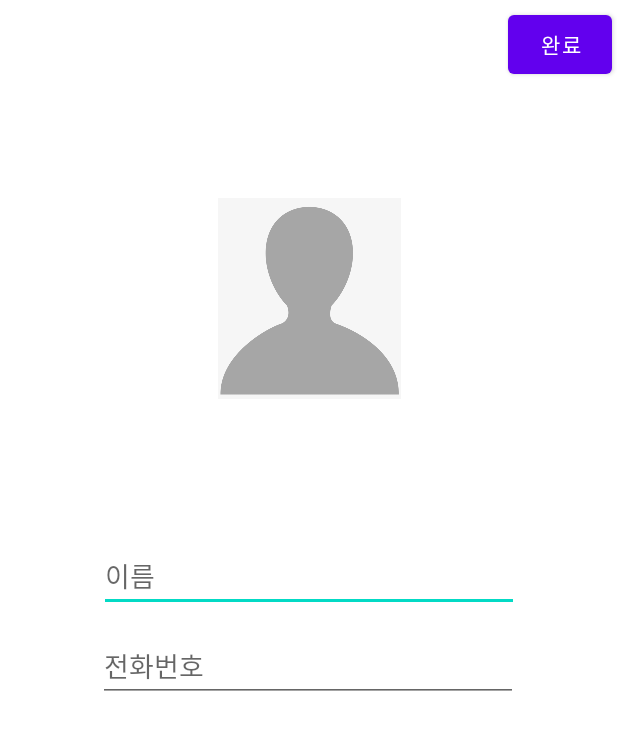
After one commit to kong430/Madcamp1_2, an Android app: the PlusActivity screen opened directly, with no data from a screen before it, on a phone screen of 412 x 824 dp. The commit adds this screen. Shown: the top 730 px of the screen. Run offline under Robolectric (Android 15) with nearby library versions, the phone set to English and light mode, and no system bars.

```diff
--- a/app/build.gradle
+++ b/app/build.gradle
@@ -29,7 +29,7 @@ android {
 }
 
 dependencies {
-
+    implementation 'androidx.swiperefreshlayout:swiperefreshlayout:1.1.0'
     implementation 'androidx.appcompat:appcompat:1.3.0'
     implementation 'com.google.android.material:material:1.3.0'
     implementation 'androidx.constraintlayout:constraintlayout:2.0.4'
--- a/app/src/main/AndroidManifest.xml
+++ b/app/src/main/AndroidManifest.xml
@@ -1,6 +1,8 @@
 <?xml version="1.0" encoding="utf-8"?>
 <manifest xmlns:android="http://schemas.android.com/apk/res/android"
     package="com.example.madcamp1_2_2">
+    <uses-permission android:name="android.permission.READ_CONTACTS" />
+    <uses-permission android:name="android.permission.WRITE_CONTACTS" />
 
     <application
         android:allowBackup="true"
@@ -9,6 +11,7 @@
         android:roundIcon="@mipmap/ic_launcher_round"
         android:supportsRtl="true"
         android:theme="@style/Theme.Madcamp1_2_2">
+        <activity android:name=".PlusActivity"></activity>
         <activity android:name=".MainActivity">
             <intent-filter>
                 <action android:name="android.intent.action.MAIN" />
--- a/app/src/main/res/layout/activity_main.xml
+++ b/app/src/main/res/layout/activity_main.xml
@@ -17,17 +17,17 @@
         <com.google.android.material.tabs.TabItem
             android:layout_width="wrap_content"
             android:layout_height="wrap_content"
-            android:text="CONTACT" />
+            android:text="@string/contact" />
 
         <com.google.android.material.tabs.TabItem
             android:layout_width="wrap_content"
             android:layout_height="wrap_content"
-            android:text="GALLERY" />
+            android:text="@string/gallery" />
 
         <com.google.android.material.tabs.TabItem
             android:layout_width="wrap_content"
             android:layout_height="wrap_content"
-            android:text="RANDOM" />
+            android:text="@string/random" />
     </com.google.android.material.tabs.TabLayout>
 
     <androidx.viewpager2.widget.ViewPager2
--- /dev/null
+++ b/app/src/main/res/layout/activity_plus.xml
@@ -0,0 +1,51 @@
+<?xml version="1.0" encoding="utf-8"?>
+<androidx.constraintlayout.widget.ConstraintLayout xmlns:android="http://schemas.android.com/apk/res/android"
+    xmlns:app="http://schemas.android.com/apk/res-auto"
+    xmlns:tools="http://schemas.android.com/tools"
+    android:layout_width="match_parent"
+    android:layout_height="match_parent">
+
+    <ImageView
+        android:id="@+id/imageView2"
+        android:layout_width="122dp"
+        android:layout_height="142dp"
+        android:layout_marginTop="128dp"
+        app:layout_constraintEnd_toEndOf="parent"
+        app:layout_constraintStart_toStartOf="parent"
+        app:layout_constraintTop_toTopOf="parent"
+        app:srcCompat="@drawable/img2" />
+
+    <EditText
+        android:id="@+id/textName"
+        android:layout_width="280dp"
+        android:layout_height="wrap_content"
+        android:layout_marginTop="232dp"
+        android:hint="이름"
+        android:inputType="text"
+        app:layout_constraintEnd_toEndOf="parent"
+        app:layout_constraintStart_toStartOf="parent"
+        app:layout_constraintTop_toTopOf="@+id/imageView2" />
+
+    <EditText
+        android:id="@+id/textPhone"
+        android:layout_width="280dp"
+        android:layout_height="wrap_content"
+        android:layout_marginTop="292dp"
+        android:hint="전화번호"
+        android:inputType="phone"
+        app:layout_constraintEnd_toEndOf="parent"
+        app:layout_constraintHorizontal_bias="0.496"
+        app:layout_constraintStart_toStartOf="parent"
+        app:layout_constraintTop_toTopOf="@+id/imageView2" />
+
+    <Button
+        android:id="@+id/button"
+        android:layout_width="69dp"
+        android:layout_height="51dp"
+        android:layout_marginTop="4dp"
+        android:layout_marginEnd="4dp"
+        android:layout_marginRight="4dp"
+        android:text="완료"
+        app:layout_constraintEnd_toEndOf="parent"
+        app:layout_constraintTop_toTopOf="parent" />
+</androidx.constraintlayout.widget.ConstraintLayout>
--- a/app/src/main/res/values/themes.xml
+++ b/app/src/main/res/values/themes.xml
@@ -12,5 +12,7 @@
         <!-- Status bar color. -->
         <item name="android:statusBarColor" tools:targetApi="l">?attr/colorPrimaryVariant</item>
         <!-- Customize your theme here. -->
+        <item name="windowActionBar">false</item>
+        <item name="windowNoTitle">true</item>
     </style>
 </resources>
```
Also changed, not shown: app/src/main/java/com/example/madcamp1_2_2/Contact.java (added, +55 -0 lines), app/src/main/java/com/example/madcamp1_2_2/Fragment1.java (+203 -1 lines), app/src/main/java/com/example/madcamp1_2_2/MainActivity.java (+17 -5 lines), app/src/main/java/com/example/madcamp1_2_2/Person.java (added, +16 -0 lines), app/src/main/java/com/example/madcamp1_2_2/PhoneBook.java (added, +31 -0 lines), app/src/main/java/com/example/madcamp1_2_2/PlusActivity.java (added, +88 -0 lines), app/src/main/res/layout/fragment_1.xml (+34 -5 lines), app/src/main/res/layout/row.xml (added, +46 -0 lines), app/src/main/res/values/strings.xml (+10 -0 lines), app/src/main/res/drawable/img2.png (added), app/src/main/res/drawable/plus.png (added).
